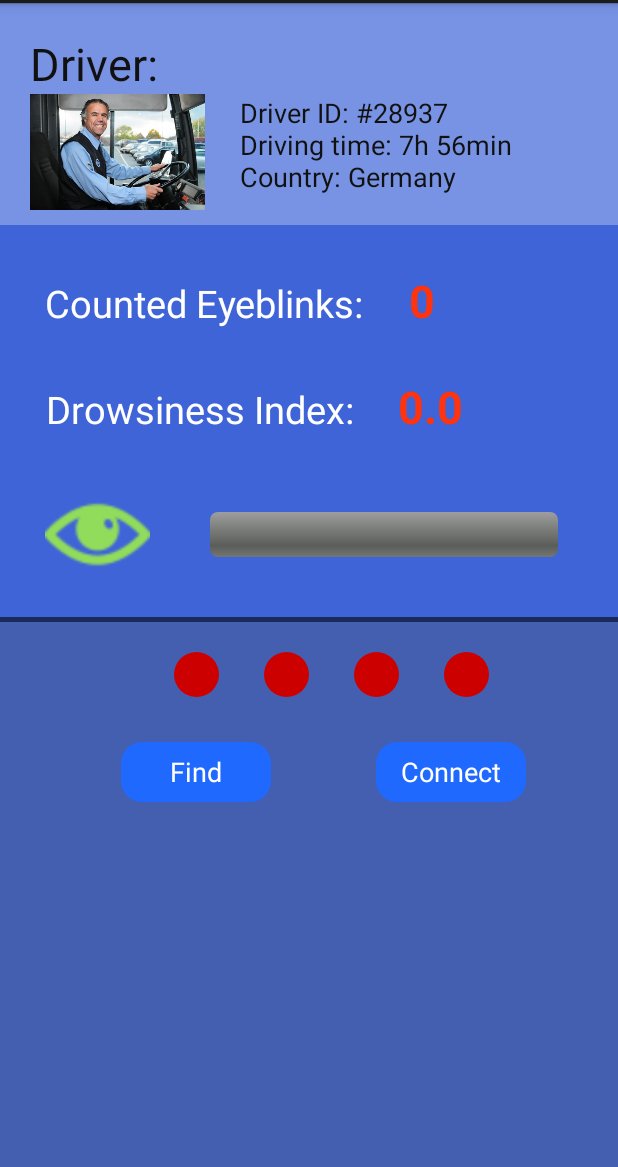
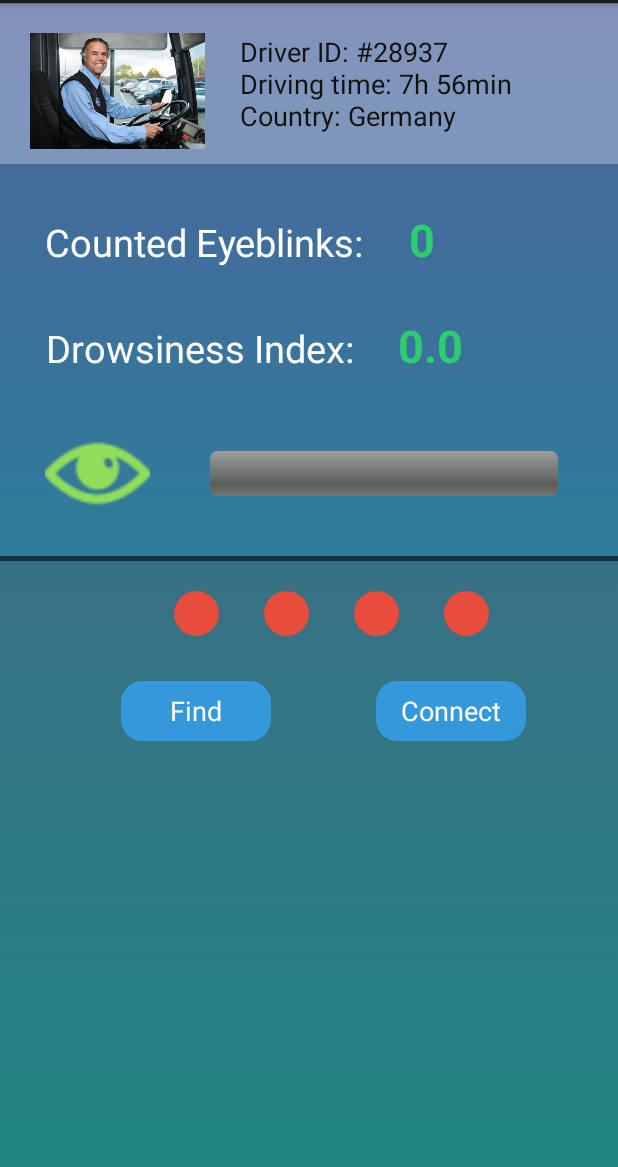
Before and after one commit to Fololo/BrainGuard, an Android app: the screen it shows after launch (MainActivity), on a phone screen of 412 x 824 dp, the part 69-1236 px from its top. Run offline under Robolectric (Android 15) with nearby library versions, the phone set to English and light mode, and no system bars; 4 statements that could not run were skipped.

Commit message:
colouring

```diff
--- a/AttentionTester/src/main/java/com/choosemuse/example/libmuse/MainActivity.java
+++ b/AttentionTester/src/main/java/com/choosemuse/example/libmuse/MainActivity.java
@@ -1015,17 +1015,17 @@ public class MainActivity extends Activity implements OnClickListener {
         if(drowsinessScore<4){
             Drawable bar = getResources().getDrawable(R.drawable.score);
             ScoreBar.setProgressDrawable(bar);
-            Score.setTextColor(Color.parseColor("#008000"));
+            Score.setTextColor(Color.parseColor("#2ecc71"));
         }
         else if (drowsinessScore<6){
             Drawable bar = getResources().getDrawable(R.drawable.scoremedium);
             ScoreBar.setProgressDrawable(bar);
-            Score.setTextColor(Color.parseColor("#FDB82B"));
+            Score.setTextColor(Color.parseColor("#f1c40f"));
         }
         else{
             Drawable bar = getResources().getDrawable(R.drawable.scorehigh);
             ScoreBar.setProgressDrawable(bar);
-            Score.setTextColor(Color.parseColor("#E24825"));
+            Score.setTextColor(Color.parseColor("#e64c3c"));
         }
 
         Score.setText(String.format("%6.2f", drowsinessScore));
--- a/AttentionTester/src/main/res/drawable/background.xml
+++ b/AttentionTester/src/main/res/drawable/background.xml
@@ -4,8 +4,8 @@
         <shape>
             <gradient
                 android:angle="90"
-                android:startColor="#644dd09a"
-                android:endColor="#3e64d8"
+                android:startColor="#0a9996"
+                android:endColor="#4e639d"
                 android:type="linear" />
         </shape>
     </item>
--- a/AttentionTester/src/main/res/drawable/button.xml
+++ b/AttentionTester/src/main/res/drawable/button.xml
@@ -5,7 +5,7 @@
         android:radius="14dp"
         />
     <solid
-        android:color="#1F69FF"
+        android:color="#3498db"
         />
     <padding
         android:left="0dp"
--- a/AttentionTester/src/main/res/drawable/buttonconnected.xml
+++ b/AttentionTester/src/main/res/drawable/buttonconnected.xml
@@ -5,7 +5,7 @@
         android:radius="14dp"
         />
     <solid
-        android:color="#008000"
+        android:color="#2ecc71"
         />
     <padding
         android:left="0dp"
--- a/AttentionTester/src/main/res/drawable/buttonconnecting.xml
+++ b/AttentionTester/src/main/res/drawable/buttonconnecting.xml
@@ -5,7 +5,7 @@
         android:radius="14dp"
         />
     <solid
-        android:color="#fdb82b"
+        android:color="#f1c40f"
         />
     <padding
         android:left="0dp"
--- a/AttentionTester/src/main/res/drawable/buttondisconnected.xml
+++ b/AttentionTester/src/main/res/drawable/buttondisconnected.xml
@@ -5,7 +5,7 @@
         android:radius="14dp"
         />
     <solid
-        android:color="#FF330d"
+        android:color="#e74c3c"
         />
     <padding
         android:left="0dp"
--- a/AttentionTester/src/main/res/drawable/circle.xml
+++ b/AttentionTester/src/main/res/drawable/circle.xml
@@ -4,7 +4,7 @@
     android:shape="oval">
 
     <solid
-        android:color="#008000"/>
+        android:color="#2ecc71"/>
 
     <size
         android:width="40dp"
--- a/AttentionTester/src/main/res/drawable/circlered.xml
+++ b/AttentionTester/src/main/res/drawable/circlered.xml
@@ -4,7 +4,7 @@
     android:shape="oval">
 
     <solid
-        android:color="#CD0000"/>
+        android:color="#e74c3c"/>
 
     <size
         android:width="40dp"
--- a/AttentionTester/src/main/res/drawable/circleyellow.xml
+++ b/AttentionTester/src/main/res/drawable/circleyellow.xml
@@ -4,7 +4,7 @@
     android:shape="oval">
 
     <solid
-        android:color="#FDB82B"/>
+        android:color="#f1c40f"/>
 
     <size
         android:width="40dp"
--- a/AttentionTester/src/main/res/drawable/score.xml
+++ b/AttentionTester/src/main/res/drawable/score.xml
@@ -35,8 +35,8 @@
                 <corners
                     android:radius="5dip" />
                 <gradient
-                    android:startColor="#15d715"
-                    android:endColor="#008000"
+                    android:startColor="#2ecc71"
+                    android:endColor="#27ae60"
                     android:angle="270" />
             </shape>
         </clip>
--- a/AttentionTester/src/main/res/drawable/scorehigh.xml
+++ b/AttentionTester/src/main/res/drawable/scorehigh.xml
@@ -35,8 +35,8 @@
                 <corners
                     android:radius="5dip" />
                 <gradient
-                    android:startColor="#e24825"
-                    android:endColor="#cd0000"
+                    android:startColor="#e74c3c"
+                    android:endColor="#c0392b"
                     android:angle="270" />
             </shape>
         </clip>
--- a/AttentionTester/src/main/res/drawable/scoremedium.xml
+++ b/AttentionTester/src/main/res/drawable/scoremedium.xml
@@ -35,8 +35,8 @@
                 <corners
                     android:radius="5dip" />
                 <gradient
-                    android:startColor="#fdb82b"
-                    android:endColor="#fca017"
+                    android:startColor="#f39c12"
+                    android:endColor="#f1c40f"
                     android:angle="270" />
             </shape>
         </clip>
--- a/AttentionTester/src/main/res/layout/activity_main.xml
+++ b/AttentionTester/src/main/res/layout/activity_main.xml
@@ -2,22 +2,9 @@
     android:orientation="vertical"
     android:layout_width="match_parent"
     android:layout_height="match_parent"
-    android:background="#3e64d8"
+    android:background="@drawable/background"
     android:id="@+id/main">
 
-    <LinearLayout
-        android:layout_width="match_parent"
-        android:layout_height="wrap_content"
-        android:background="#4dffffff">
-        <TextView
-            android:layout_width="match_parent"
-            android:layout_height="wrap_content"
-            android:text="Driver:"
-            android:textColor="#111111"
-            android:layout_marginLeft="20dp"
-            android:layout_marginTop="20dp"
-            android:textSize="30dp"/>
-    </LinearLayout>
     <LinearLayout
         android:layout_width="match_parent"
         android:layout_height="wrap_content"
@@ -25,6 +12,7 @@
         android:background="#4dffffff">
 
         <ImageView
+            android:layout_marginTop="20dp"
             android:layout_width="wrap_content"
             android:layout_height="wrap_content"
             android:layout_marginLeft="20dp"
@@ -35,6 +23,7 @@
             android:layout_width="wrap_content"
             android:layout_height="wrap_content"
             android:layout_marginLeft="23dp"
+            android:layout_marginTop="20dp"
             android:gravity="left"
             android:textSize="18dp"
             android:textColor="#111111"
@@ -65,7 +54,7 @@
             android:textSize="30dp"
             android:layout_marginTop="0dp"
             android:textStyle="bold"
-            android:textColor="#FF330d"
+            android:textColor="#2ecc71"
             android:text="0"/>
 
     </LinearLayout>
@@ -95,7 +84,7 @@
             android:layout_marginTop="0dp"
             android:textSize="30dp"
             android:textStyle="bold"
-            android:textColor="#FF330d"
+            android:textColor="#2ecc71"
             android:text="0.0"/>
     </LinearLayout>
 
```
